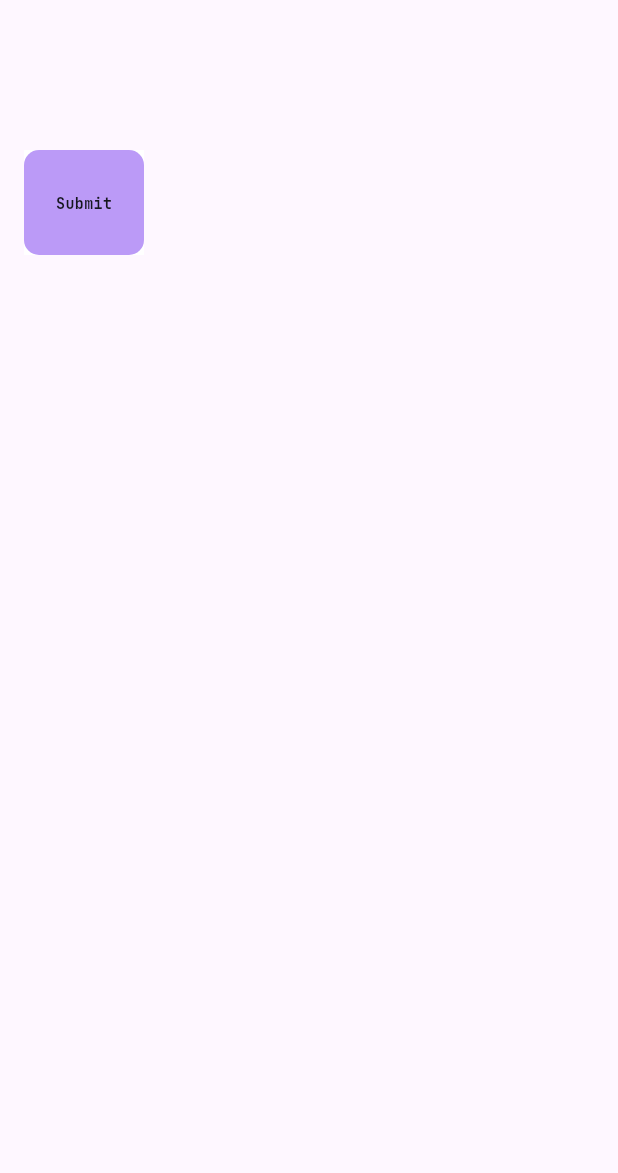
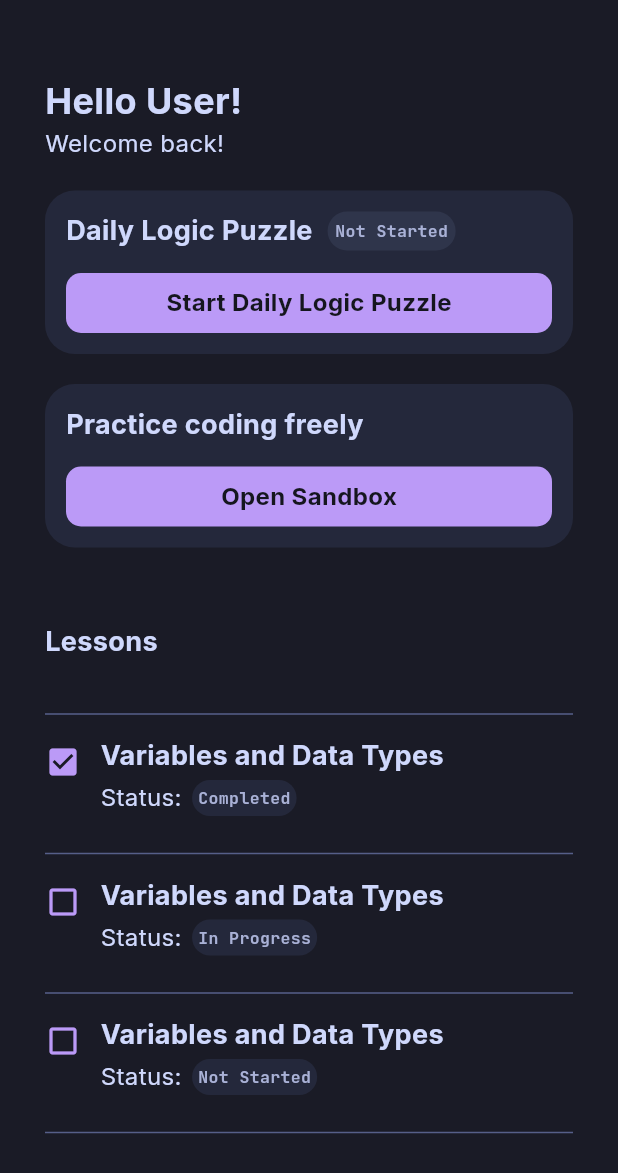
Before and after one commit to LedgeA/logicblock, a Flutter app: the screen it shows after launch, on a phone screen of 412 x 824 dp. Shown: the top 1173 px of the screen. Run offline on Flutter 3.47's test engine with Material 3 defaults, Android fonts, the phone set to English and light mode, and no system bars; our stand-ins replace flutter_markdown_plus.

Commit message:
mass update

```diff
--- a/lib/components/buttons.dart
+++ b/lib/components/buttons.dart
@@ -1,5 +1,7 @@
 import 'package:flutter/material.dart';
-import 'package:logicblock/components/fonts.dart';
+
+import './fonts.dart';
+import './colors.dart';
 
 class AppButton extends StatelessWidget {
 
@@ -18,15 +20,18 @@ class AppButton extends StatelessWidget {
 
   @override
   Widget build(BuildContext context) {
-    return Container(
+    return GestureDetector(
+      onTap: perform,
+      child: Container(
         alignment: Alignment.center,
         height: height,
         width: width,
         decoration: BoxDecoration(
           borderRadius: BorderRadius.circular(10),
-        color: Color.fromARGB(255, 187, 154, 247)
+          color: AppColors.primary
         ),
         child: Text(text, style: AppTexts.button),
+      ),
     );
   }
 
--- /dev/null
+++ b/lib/components/cards.dart
@@ -0,0 +1,57 @@
+import 'package:flutter/material.dart';
+import 'package:logicblock/components/buttons.dart';
+
+import './fonts.dart';
+import './colors.dart';
+
+class ButtonCard extends StatelessWidget {
+  final String text;
+  final String buttonText;
+  final VoidCallback perform;
+  final String status;
+
+  const ButtonCard({
+    super.key,
+    required this.text,
+    required this.buttonText,
+    required this.perform,
+    this.status = '',
+  });
+
+  @override
+  Widget build(BuildContext context) {
+    return Container(
+      padding: EdgeInsets.all(14),
+      decoration: BoxDecoration(
+        borderRadius: BorderRadius.circular(20),
+        color: AppColors.surfaceOne
+      ),
+      child: Column(
+        children: [
+          Row(
+            spacing: 10,
+            children: [
+              Text(text, style: AppTexts.headingTwo),
+              if (status != '')
+                Container(
+                  padding: EdgeInsetsDirectional.all(5),
+                  decoration: BoxDecoration(
+                    borderRadius: BorderRadius.circular(15),
+                    color: AppColors.surfaceTwo
+                  ),
+                  child: Text(status, style: AppTexts.code,),
+                )
+            ],
+          ),
+          SizedBox(height: 15),
+          AppButton(
+            text: buttonText,
+            height: 40,
+            width: double.infinity,
+            perform: perform
+          ),
+        ],
+      ),
+    );
+  }
+}
--- /dev/null
+++ b/lib/components/colors.dart
@@ -0,0 +1,17 @@
+import 'package:flutter/material.dart';
+
+class AppColors {
+  static const Color background = Color.fromARGB(255, 26, 27, 38);
+  static const Color surfaceOne = Color.fromARGB(255, 36, 40, 59);
+  static const Color surfaceTwo = Color.fromARGB(255, 47, 53, 75);
+  static const Color primary = Color.fromARGB(255, 187, 154, 247);
+  static const Color secondary = Color.fromARGB(255, 122, 162, 247);
+  static const Color glow = Color.fromARGB(255, 192, 202, 245);
+
+  // font colors
+  static const Color heading = Color.fromARGB(255, 207, 216, 252);
+  static const Color body = Color.fromARGB(255, 169, 177, 214);
+  static const Color buttonText = Color.fromARGB(255, 21, 22, 30);
+  static const Color disabled = Color.fromARGB(255, 86, 95, 137);
+
+}
--- /dev/null
+++ b/lib/components/entries.dart
@@ -0,0 +1,80 @@
+import 'package:flutter/material.dart';
+import 'package:logicblock/components/colors.dart';
+import 'package:logicblock/components/fonts.dart';
+import 'package:logicblock/screens/lesson.dart';
+
+class LessonEntry extends StatelessWidget {
+
+  final String title;
+  final String status;
+
+  const LessonEntry({
+    super.key,
+    required this.title,
+    required this.status,
+  });
+
+  bool isFinished() {
+    if (status != '') {
+      return true;
+    }
+
+    return false;
+  }
+
+  @override
+  Widget build(BuildContext context) {
+
+    return GestureDetector(
+      onTap: () => Navigator.push(
+        context,
+        MaterialPageRoute(builder: (context) => LessonScreens()),
+      ),
+      child: Column(
+       children: [
+        Divider(
+          height: 30,
+          thickness: 1,
+          color: AppColors.disabled,
+        ),
+        Row(
+          spacing: 13,
+          crossAxisAlignment: CrossAxisAlignment.start,
+          children: [
+            Column(
+              children: [
+                SizedBox(height: 5),
+                if (status == 'Completed')
+                  Icon(Icons.check_box, color: AppColors.primary)
+                else
+                  Icon(Icons.check_box_outline_blank, color: AppColors.primary),
+              ],
+            ),
+            Column(
+              crossAxisAlignment: CrossAxisAlignment.start,
+              spacing: 3,
+              children: [
+                Text(title, style: AppTexts.headingTwo,),
+                Row(
+                  spacing: 7,
+                  children: [
+                    Text('Status:', style: AppTexts.headingThree),
+                    Container(
+                      padding: EdgeInsetsDirectional.all(4),
+                      decoration: BoxDecoration(
+                        borderRadius: BorderRadius.circular(15),
+                        color: AppColors.surfaceOne
+                      ),
+                      child: Text(status, style: AppTexts.code),
+                    )
+                  ],
+                ),
+              ],
+            ),
+          ],
+        )
+       ],
+      )
+    );
+  }
+}
--- a/lib/components/fonts.dart
+++ b/lib/components/fonts.dart
@@ -1,31 +1,60 @@
 import 'package:flutter/material.dart';
+import 'package:logicblock/components/colors.dart';
 
 class AppTexts {
   static const TextStyle headingOne = TextStyle(
     fontFamily: 'Inter',
     fontWeight: FontWeight.bold,
     fontSize: 24,
-    color: Color.fromARGB(255, 207, 216, 252)
+    color: AppColors.heading
   );
 
   static const TextStyle headingTwo = TextStyle(
     fontFamily: 'Inter',
     fontWeight: FontWeight.bold,
     fontSize: 18,
-    color: Color.fromARGB(255, 207, 216, 252)
+    color: AppColors.heading
+  );
+
+  static const TextStyle headingThree = TextStyle(
+    fontFamily: 'Inter',
+    fontSize: 16,
+    color: AppColors.heading
   );
 
   static const TextStyle body = TextStyle(
     fontFamily: 'JetBrainsMono',
     fontWeight: FontWeight.bold,
-    fontSize: 10,
-    color: Color.fromARGB(255, 169, 177, 214)
+    fontSize: 14,
+    color: AppColors.body
+  );
+
+  static const TextStyle code = TextStyle(
+    fontFamily: 'JetBrainsMono',
+    fontWeight: FontWeight.bold,
+    fontSize: 11,
+    color: AppColors.body
   );
 
   static const TextStyle button = TextStyle(
-    fontFamily: 'JetBrainsMono',
+    fontFamily: 'Inter',
     fontWeight: FontWeight.bold,
-    fontSize: 10,
-    color: Color.fromARGB(255, 21, 22, 30)
+    fontSize: 16,
+    color: AppColors.buttonText
   );
+
+  static const TextStyle disabledHeadingTwo = TextStyle(
+    fontFamily: 'Inter',
+    fontWeight: FontWeight.bold,
+    fontSize: 18,
+    color: AppColors.disabled
+  );
+
+  static const TextStyle disabledHeadingThree = TextStyle(
+    fontFamily: 'Inter',
+    fontWeight: FontWeight.bold,
+    fontSize: 16,
+    color: AppColors.disabled
+  );
+
 }
--- /dev/null
+++ b/lib/data/data.dart
@@ -0,0 +1,35 @@
+class LessonDetails {
+  final int number;
+  final String concept;
+  final String problem;
+
+  const LessonDetails({
+    required this.number,
+    required this.concept,
+    required this.problem
+  });
+}
+
+class Lessons {
+  static const LessonDetails lessonOne = LessonDetails(
+    number: 1,
+    concept: """
+  # Header
+  This is a **bold** word.
+
+  * Item 1
+  * Item 2
+
+  [Visit Google](https://google.com)
+  """,
+    problem: """
+  # Header
+  This is me, MARIO.
+
+  * Item 1
+  * Item 2
+
+  [Visit Google](https://google.com)
+  """
+  );
+}
--- a/lib/main.dart
+++ b/lib/main.dart
@@ -1,7 +1,12 @@
 import 'package:flutter/material.dart';
+import 'package:flutter/services.dart';
+import 'package:logicblock/components/entries.dart';
+import 'package:logicblock/components/fonts.dart';
+import 'package:logicblock/screens/challenges.dart';
+import 'package:logicblock/screens/sandbox.dart';
 
-import './components/button_card.dart';
-import './components/buttons.dart';
+import 'components/cards.dart';
+import './components/colors.dart';
 
 void main() {
   runApp(MaterialApp(home: MainApp()));
@@ -12,18 +17,76 @@ class MainApp extends StatelessWidget {
 
   @override
   Widget build(BuildContext context) {
-    return Scaffold(
-        body: Container(
-          color: Colors.white,
-          margin: const EdgeInsets.symmetric(horizontal: 16, vertical: 100),
-          child: AppButton(text: 'Submit', height: 70, width: 80, perform: () => ()),
-          // child: ,
-          // child: ButtonCard(
-          //   text: 'Daily Logic Puzzle',
-          //   buttonText: 'Start Daily Logic Puzzle',
-          //   status: 'Not Started',
-          // )
-        )
-      );
+    return AnnotatedRegion<SystemUiOverlayStyle>(
+      value: SystemUiOverlayStyle.light,
+      child: Scaffold(
+        backgroundColor: AppColors.background,
+        body: Padding(
+          padding: const EdgeInsets.symmetric(horizontal: 30, vertical: 50),
+          child: SingleChildScrollView(
+            child: Column(
+              crossAxisAlignment: CrossAxisAlignment.start,
+              spacing: 20,
+              children: [
+                Column(
+                  mainAxisSize: MainAxisSize.max,
+                  crossAxisAlignment: CrossAxisAlignment.start,
+                  children: [
+                    Text('Hello User!', style: AppTexts.headingOne,),
+                    Text('Welcome back!', style: AppTexts.headingThree,)
+                  ],
+                ),
+                ButtonCard(
+                  text: 'Daily Logic Puzzle',
+                  buttonText: 'Start Daily Logic Puzzle',
+                  perform: () {
+                    Navigator.push(context, MaterialPageRoute(builder: (context) => ChallengeScreen()));
+                  },
+                  status: 'Not Started',
+                ),
+                ButtonCard(
+                  text: 'Practice coding freely',
+                  buttonText: 'Open Sandbox',
+                  perform: () {
+                    Navigator.push(context, MaterialPageRoute(builder: (context) => SandboxScreen()));
+                  },
+                ),
+                SizedBox(height: 10),
+                Text('Lessons', style: AppTexts.headingTwo),
+                Column(
+                  spacing: 10,
+                  children: [
+                    LessonEntry(
+                      title: 'Variables and Data Types',
+                      status: 'Completed'
+                    ),
+                    LessonEntry(
+                      title: 'Variables and Data Types',
+                      status: 'In Progress'
+                    ),
+                    LessonEntry(
+                      title: 'Variables and Data Types',
+                      status: 'Not Started'
+                    ),
+                    LessonEntry(
+                      title: 'Variables and Data Types',
+                      status: 'Not Started'
+                    ),
+                    LessonEntry(
+                      title: 'Variables and Data Types',
+                      status: 'Not Started'
+                    ),
+                    LessonEntry(
+                      title: 'Variables and Data Types',
+                      status: 'Not Started'
+                    ),
+                  ],
+                ),
+              ],
+            ),
+          )
+        ),
+      )
+    );
   }
 }
--- a/pubspec.yaml
+++ b/pubspec.yaml
@@ -9,11 +9,13 @@ environment:
 dependencies:
   flutter:
     sdk: flutter
+  flutter_markdown_plus: ^1.0.7
+
 
 dev_dependencies:
   flutter_test:
     sdk: flutter
-  flutter_lints: ^6.0.0
+
 
 flutter:
   uses-material-design: true
```
Also changed, not shown: lib/components/button_card.dart (deleted, +0 -43 lines), lib/screens/challenges.dart (added, +64 -0 lines), lib/screens/code.dart (added, +68 -0 lines), lib/screens/concept.dart (added, +54 -0 lines), lib/screens/lesson.dart (added, +66 -0 lines), lib/screens/problem.dart (added, +54 -0 lines), lib/screens/sandbox.dart (added, +35 -0 lines), pubspec.lock. Lines whose indentation alone changed are shown as unchanged.
